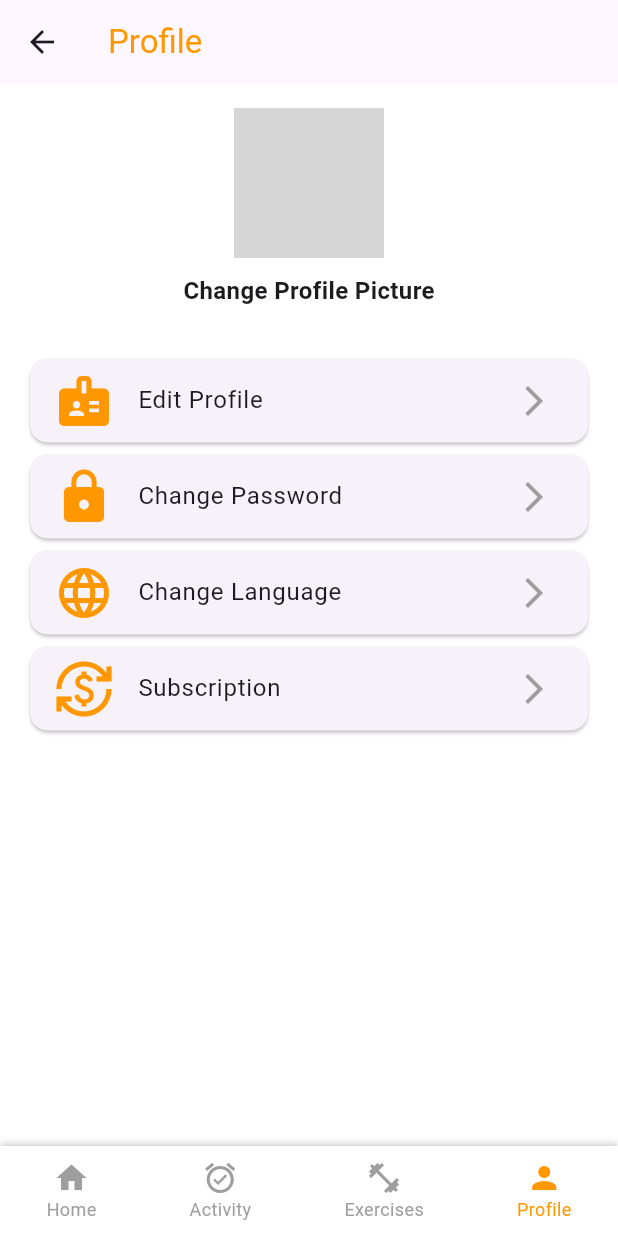
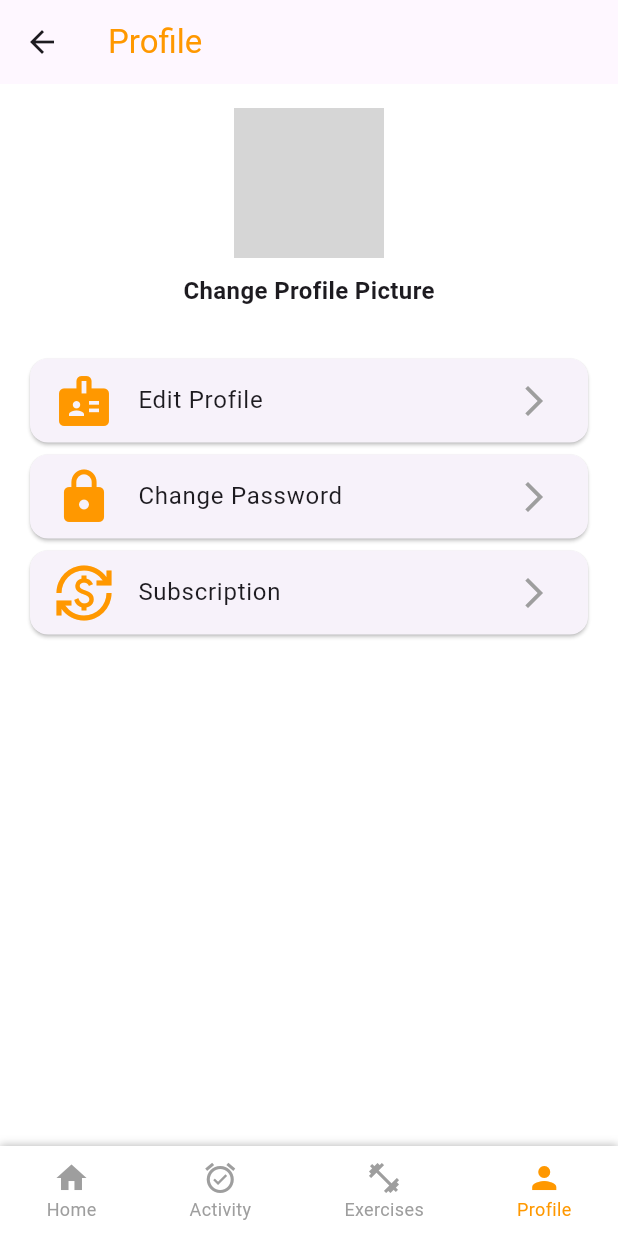
Before and after one commit to Theproxycos/pulse_gym, a Flutter app: the ProfilePage screen opened by its route, on a phone screen of 412 x 824 dp. Run offline on Flutter 3.47's test engine with Material 3 defaults, Android fonts, the phone set to English and light mode, and no system bars; our stand-ins replace cloud_firestore, easy_date_timeline, email_validator, firebase_core, firebase_storage, fl_chart and 2 more; accounts and stored records are empty; network calls fail; grey boxes are pictures that could not be loaded.

Commit message:
tirei o choose language e corrigi um bug nas subscriçoes

```diff
--- a/lib/screens/profile.dart
+++ b/lib/screens/profile.dart
@@ -84,10 +84,9 @@ class _ProfilePageState extends State<ProfilePage> {
 
   @override
   Widget build(BuildContext context) {
-
     return Scaffold(
       appBar: AppBar(
-        title: const Text('Profile',style: TextStyle(color: Colors.orange)),
+        title: const Text('Profile', style: TextStyle(color: Colors.orange)),
       ),
       body: Container(
         color: Colors.white,
@@ -121,8 +120,7 @@ class _ProfilePageState extends State<ProfilePage> {
                       const Icon(Icons.arrow_forward_ios, color: Colors.grey),
                   onTap: () {
                     Navigator.pushNamed(context, '/editprofile',
-                        arguments: {'userId': widget.userId}
-                        );
+                        arguments: {'userId': widget.userId});
                   },
                 ),
               ),
@@ -139,18 +137,18 @@ class _ProfilePageState extends State<ProfilePage> {
                   },
                 ),
               ),
-              Card(
-                child: ListTile(
-                  leading: const Icon(Icons.language,
-                      size: 40, color: Colors.orange),
-                  title: const Text('Change Language'),
-                  trailing:
-                      const Icon(Icons.arrow_forward_ios, color: Colors.grey),
-                  onTap: () {
-                    // Navegar para a página de idiomas
-                  },
-                ),
-              ),
+              // Card(
+              //   child: ListTile(
+              //     leading: const Icon(Icons.language,
+              //         size: 40, color: Colors.orange),
+              //     title: const Text('Change Language'),
+              //     trailing:
+              //         const Icon(Icons.arrow_forward_ios, color: Colors.grey),
+              //     onTap: () {
+              //       // Navegar para a página de idiomas
+              //     },
+              //   ),
+              // ),
               Card(
                 child: ListTile(
                   leading: const Icon(Icons.currency_exchange,
@@ -159,7 +157,8 @@ class _ProfilePageState extends State<ProfilePage> {
                   trailing:
                       const Icon(Icons.arrow_forward_ios, color: Colors.grey),
                   onTap: () {
-                    Navigator.pushNamed(context, '/subscription_page');
+                    Navigator.pushNamed(context, '/subscription_page',
+                        arguments: {'userId': widget.userId});
                   },
                 ),
               ),
--- a/lib/screens/subscription_page.dart
+++ b/lib/screens/subscription_page.dart
@@ -117,6 +117,7 @@ class _SubscriptionPageState extends State<SubscriptionPage> {
       // Navigator.push(...);
     } catch (e) {
       print("Error updating user plan: $e");
+      print(widget.userId);
       ScaffoldMessenger.of(context).showSnackBar(
         const SnackBar(content: Text("Failed to select plan")),
       );
```
Also changed, not shown: lib/main.dart (+13 -1 lines).
